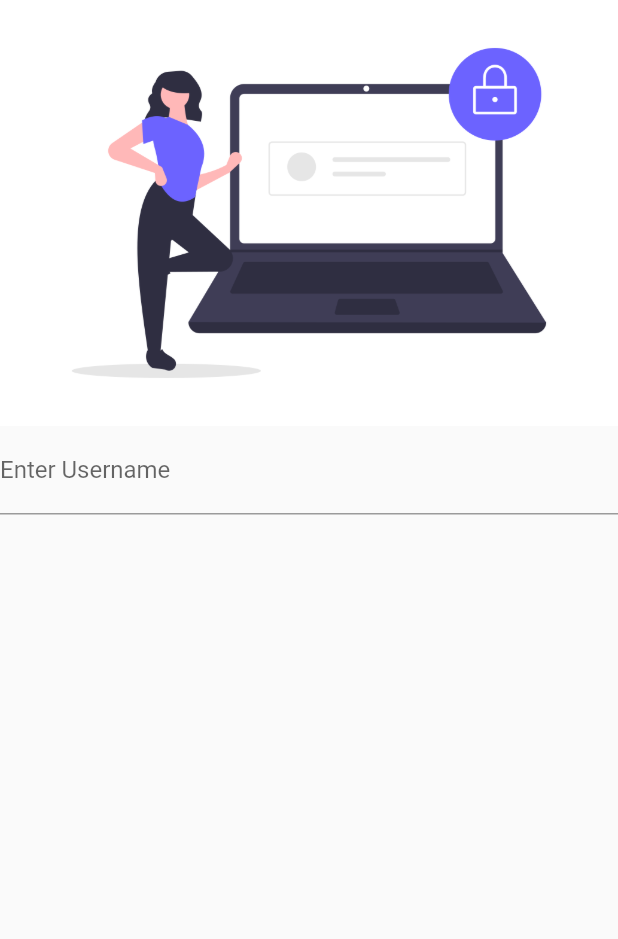
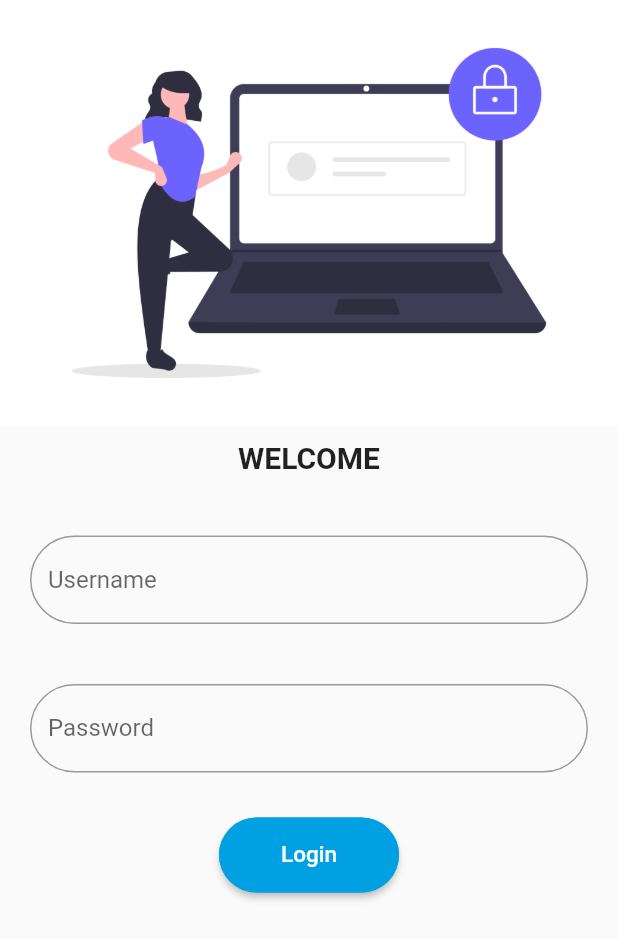
Before and after one commit to dev-shubham01/flutter, a Flutter app: the screen it shows after launch, on a phone screen of 412 x 824 dp. Shown: the top 939 px of the screen. Run offline on Flutter 3.47's test engine with Material 2 defaults, Android fonts, the phone set to English and light mode, and no system bars.

Commit message:
Initial Login Page

```diff
--- a/lib/main.dart
+++ b/lib/main.dart
@@ -13,7 +13,9 @@ class MyApp extends StatelessWidget {
   @override
   Widget build(BuildContext context) {
     return MaterialApp(
-      home:LoginPage()
+      home:LoginPage(),
+    debugShowCheckedModeBanner:false
+
     );
   }
 }
--- a/lib/pages/loginPage.dart
+++ b/lib/pages/loginPage.dart
@@ -1,22 +1,63 @@
+// ignore: file_names
+// ignore_for_file: prefer_const_constructors, file_names
+
 import 'package:flutter/material.dart';
 class LoginPage extends StatelessWidget {
-
   @override
   Widget build(BuildContext context) {
     return Scaffold(
-      body:SingleChildScrollView(
-        child:Column(children: [
-          Image.asset('assets/images/login.png',
-          fit:BoxFit.cover),
-          TextFormField(
-            decoration:InputDecoration(
+        body: SafeArea(
+      child: SingleChildScrollView(
+          child: Column(
+        children: [
+          Image.asset('assets/images/login.png', fit: BoxFit.cover),
+          SizedBox(
+            height: 10,
+          ),
+          Text("WELCOME",
+          style:TextStyle(
+            fontSize: 20,
+            fontWeight: FontWeight.bold,
+          )),
+          SizedBox(
+            height: 20,
+          ),
+          Padding(
+            padding: const EdgeInsets.all(20),
+            child: TextFormField(
+                decoration: InputDecoration(
+                    hintText: "Username",
 
-              hintText: "Username",
-              labelText: "Enter Username"
-            )
-          )
-        ],)
-      )
-    );
+                    border: OutlineInputBorder(
+                        borderRadius: BorderRadius.circular(30)))),
+          ),
+          Padding(
+            padding: const EdgeInsets.all(20),
+            child: TextFormField(
+              obscureText: true,
+                decoration: InputDecoration(
+                    hintText: "Password",
+                    border: OutlineInputBorder(
+                        borderRadius: BorderRadius.circular(30)))),
+          ),
+         Container(
+              margin: EdgeInsets.all(10),
+              height: 50.0,
+              width: 120,
+              child: RaisedButton(
+                shape: RoundedRectangleBorder(
+                    borderRadius: BorderRadius.circular(25.0),
+                    side: BorderSide(color: Color.fromRGBO(0, 160, 227, 1))),
+                onPressed: () {},
+                padding: EdgeInsets.all(10.0),
+                color: Color.fromRGBO(0, 160, 227, 1),
+                textColor: Colors.white,
+                child: Text("Login",
+                    style: TextStyle(fontSize: 15)),
+              ),
+            ),
+        ],
+      )),
+    ));
   }
 }
```
